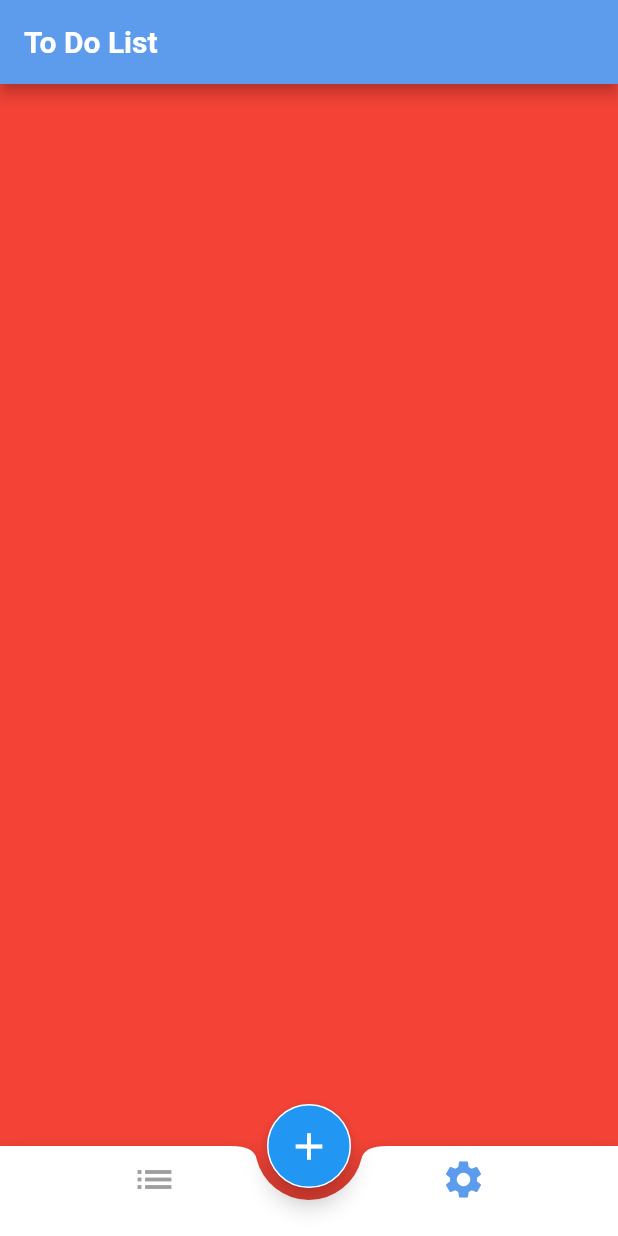
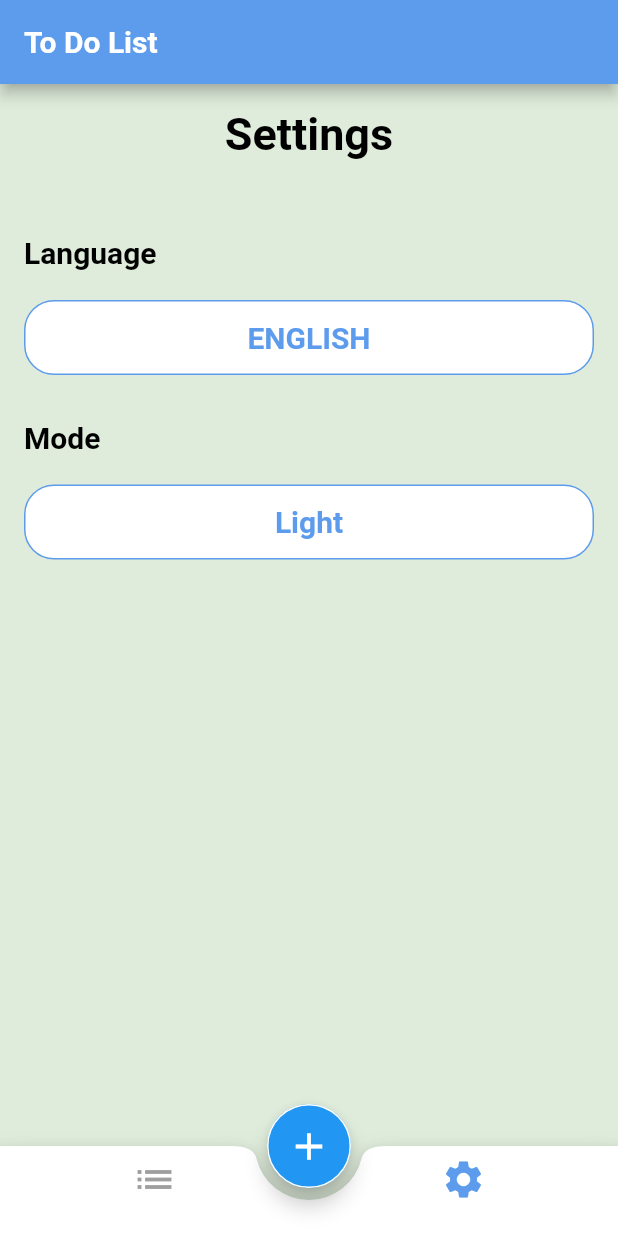
Before and after one commit to Ahmed-Ekramy/toDO, a Flutter app: the screen it shows after launch, item 2 of the bottom bar chosen, on a phone screen of 412 x 824 dp. Run offline on Flutter 3.47's test engine with Material 2 defaults, Android fonts, the phone set to English and light mode, and no system bars; our stand-ins replace cloud_firestore, date_picker_timeline, firebase_core, flutter_slidable; accounts and stored records are empty.

Commit message:
finsh provider

```diff
--- a/lib/main.dart
+++ b/lib/main.dart
@@ -1,10 +1,11 @@
 import 'package:cloud_firestore/cloud_firestore.dart';
 import 'package:firebase_core/firebase_core.dart';
 import 'package:flutter/material.dart';
+import 'package:to_do/provider/my_provider.dart';
 import 'package:to_do/screen/home_layout.dart';
 import 'package:to_do/screen/widgets/update_screen.dart';
 import 'package:to_do/style/theme.dart';
-
+import 'package:provider/provider.dart';
 import 'firebase_options.dart';
 
 void main() async{
@@ -13,7 +14,9 @@ void main() async{
     options: DefaultFirebaseOptions.currentPlatform,
   );
   await FirebaseFirestore.instance.disableNetwork();
-  runApp(const MyApp());
+  runApp(ChangeNotifierProvider(
+      create: (BuildContext context) { return MyProvider(); },
+      child: MyApp()));
 }
 
 class MyApp extends StatelessWidget {
@@ -22,6 +25,7 @@ class MyApp extends StatelessWidget {
   // This widget is the root of your application.
   @override
   Widget build(BuildContext context) {
+    var prov=Provider.of<MyProvider>(context);
     return MaterialApp(
       debugShowCheckedModeBanner: false,
       initialRoute:HomeLayout.routeName ,
@@ -29,7 +33,9 @@ class MyApp extends StatelessWidget {
         HomeLayout.routeName:(context)=>const HomeLayout(),
         UpdateScreen.routeName:(context)=> UpdateScreen(),
       },
-      theme:MyTheme.lightTheme ,
+      themeMode:prov.themeMode ,
+      theme: MyTheme.lightTheme,
+      darkTheme: MyTheme.darkTheme,
     );
   }
 }
--- /dev/null
+++ b/lib/provider/my_provider.dart
@@ -0,0 +1,11 @@
+import 'package:flutter/cupertino.dart';
+import 'package:flutter/material.dart';
+
+class MyProvider  extends ChangeNotifier
+{
+  ThemeMode themeMode=ThemeMode.light;
+  void changeTheme(ThemeMode theme){
+    themeMode=theme;
+    notifyListeners();
+}
+}
--- a/lib/screen/home_layout.dart
+++ b/lib/screen/home_layout.dart
@@ -1,7 +1,10 @@
 
 import 'package:flutter/material.dart';
+import 'package:provider/provider.dart';
+import 'package:to_do/provider/my_provider.dart';
 import 'package:to_do/screen/setting.dart';
 import 'package:to_do/screen/widgets/show_add_bottom_sheet.dart';
+import 'package:to_do/style/colors.dart';
 
 import 'task_screen.dart';
 
@@ -19,6 +22,7 @@ int Index =0;
 List<Widget>tabs=[const TaskScreen(),SettingScreen()];
   @override
   Widget build(BuildContext context) {
+    var prov=Provider.of<MyProvider>(context);
     return Scaffold(
       extendBody: true,
       appBar: AppBar(
@@ -39,6 +43,7 @@ List<Widget>tabs=[const TaskScreen(),SettingScreen()];
       ),
       ),
       bottomNavigationBar: BottomAppBar(
+        color:prov.themeMode==ThemeMode.light?Colors.white:AppColors.DarkColor ,
         notchMargin: 8,
         shape: CircularNotchedRectangle(),
         child: BottomNavigationBar(
--- a/lib/screen/setting.dart
+++ b/lib/screen/setting.dart
@@ -1,13 +1,83 @@
 import 'package:flutter/cupertino.dart';
 import 'package:flutter/material.dart';
+import 'package:provider/provider.dart';
+import 'package:to_do/screen/widgets/custom_container_setting.dart';
+import 'package:to_do/screen/widgets/custom_language_contanier.dart';
+import 'package:to_do/screen/widgets/show_language_app.dart';
+import 'package:to_do/screen/widgets/show_theme_app.dart';
+import '../provider/my_provider.dart';
 
 class SettingScreen extends StatelessWidget {
-
-
   @override
   Widget build(BuildContext context) {
-    return Container(
-      color: Colors.red,
+    var pro = Provider.of<MyProvider>(context);
+    return Padding(
+      padding: const EdgeInsets.all(16),
+      child: Column(
+        crossAxisAlignment: CrossAxisAlignment.start,
+        children: [
+          Center(
+              child: Text(
+            "Settings",
+            style:
+                Theme.of(context).textTheme.bodyLarge?.copyWith(fontSize: 30,color:pro.themeMode==ThemeMode.light?Colors.black:Colors.white ),
+          )),
+          const SizedBox(
+            height: 50,
+          ),
+          Text(
+            "Language",
+            style: Theme.of(context).textTheme.bodyLarge?.copyWith(color:pro.themeMode==ThemeMode.light?Colors.black:Colors.white ),
+          ),
+          const SizedBox(
+            height: 20,
+          ),
+          InkWell(
+              onTap: () {
+                showLanguageApp(context);
+              },
+              child: CustomLanguageContainer()),
+          const SizedBox(
+            height: 30,
+          ),
+          Text(
+            "Mode",
+            style: Theme.of(context).textTheme.bodyLarge?.copyWith(color:pro.themeMode==ThemeMode.light?Colors.black:Colors.white ),
+          ),
+          const SizedBox(
+            height: 20,
+          ),
+          InkWell(
+              onTap: () {
+                showThemeApp(context);
+              },
+              child: CustomThemeContainer()),
+        ],
+      ),
+    );
+  }
+
+  void showLanguageApp(BuildContext context) {
+    showModalBottomSheet(
+      context: context,
+      builder: (context) {
+        return const ShowLanguageApp();
+      },
+    );
+  }
+
+  void showThemeApp(BuildContext context) {
+    showModalBottomSheet(
+      context: context,
+      isScrollControlled: true,
+      shape: const RoundedRectangleBorder(
+          borderRadius: BorderRadius.only(
+              topRight: Radius.circular(20), topLeft: Radius.circular(20))),
+      builder: (context) {
+        return Container(
+            height: MediaQuery.of(context).size.height * 0.4,
+            child: ShowThemeApp());
+      },
     );
   }
 }
--- a/lib/screen/task_screen.dart
+++ b/lib/screen/task_screen.dart
@@ -1,8 +1,10 @@
 import 'package:flutter/cupertino.dart';
 import 'package:flutter/material.dart';
 import 'package:date_picker_timeline/date_picker_timeline.dart';
+import 'package:provider/provider.dart';
 import 'package:to_do/firebase/firebase_fuction.dart';
 import 'package:to_do/model/task_model.dart';
+import 'package:to_do/provider/my_provider.dart';
 import 'package:to_do/screen/widgets/task_item.dart';
 import 'package:to_do/style/colors.dart';
 
@@ -18,14 +20,18 @@ class _TaskScreenState extends State<TaskScreen> {
 
   @override
   Widget build(BuildContext context) {
+    var pro=Provider.of<MyProvider>(context);
     return Column(
       children: [
         Padding(
-          padding: const EdgeInsets.all(8.0),
+          padding: const EdgeInsets.all(30.0),
           child: DatePicker(
             DateTime.now(),
             initialSelectedDate: DateTime.now(),
             selectionColor: AppColors.primaryColor,
+            dayTextStyle: TextStyle(color: pro.themeMode==ThemeMode.light?Colors.black:Colors.white),
+            dateTextStyle: TextStyle(color: pro.themeMode==ThemeMode.light?Colors.black:Colors.white),
+            monthTextStyle: TextStyle(color: pro.themeMode==ThemeMode.light?Colors.black:Colors.white),
             selectedTextColor: Colors.white,
             onDateChange: (NewDate) {
               // New date selected
@@ -42,13 +48,23 @@ class _TaskScreenState extends State<TaskScreen> {
                 return const Center(child: CircularProgressIndicator());
               }
               if (snapshot.hasError) {
-                return Text("Somting went wrong");
+                return Text("Somting went wrong", style: Theme
+                    .of(context)
+                    .textTheme
+                    .bodyLarge
+                    ?.copyWith(
+                    color: pro.themeMode == ThemeMode.light ?Colors.black:Colors.white));
               }
               List<TaskModel>tasks = snapshot.data?.docs.map((e) {
                 return e.data();
               }).toList() ?? [];
               if (tasks.isEmpty) {
-                return Text('NO TASK');
+                return Text('NO TASK', style: Theme
+                    .of(context)
+                    .textTheme
+                    .bodyLarge
+                    ?.copyWith(
+                    color: pro.themeMode == ThemeMode.light ?Colors.black:Colors.white));
               }
               return Expanded(
                 child: ListView.builder(itemBuilder: (context, index) {
--- /dev/null
+++ b/lib/screen/widgets/custom_container_setting.dart
@@ -0,0 +1,31 @@
+import 'package:flutter/cupertino.dart';
+import 'package:flutter/material.dart';
+import 'package:provider/provider.dart';
+import 'package:to_do/style/colors.dart';
+
+import '../../provider/my_provider.dart';
+
+class CustomThemeContainer extends StatelessWidget {
+  @override
+  Widget build(BuildContext context) {
+    var pro = Provider.of<MyProvider>(context);
+    return Container(
+      alignment: Alignment.center,
+      width: double.infinity,
+      height: 50,
+      decoration: BoxDecoration(
+          color: Colors.white,
+          borderRadius: BorderRadius.circular(20),
+          border: Border.all(
+            color: AppColors.primaryColor,
+          )),
+      child: Text(
+        pro.themeMode==ThemeMode.light?"Light":"Dark",
+        style: Theme.of(context)
+            .textTheme
+            .bodyLarge
+            ?.copyWith(color: AppColors.primaryColor),
+      ),
+    );
+  }
+}
--- /dev/null
+++ b/lib/screen/widgets/custom_language_contanier.dart
@@ -0,0 +1,31 @@
+import 'package:flutter/cupertino.dart';
+import 'package:flutter/material.dart';
+import 'package:provider/provider.dart';
+import 'package:to_do/style/colors.dart';
+
+import '../../provider/my_provider.dart';
+
+class CustomLanguageContainer extends StatelessWidget {
+  @override
+  Widget build(BuildContext context) {
+    var pro = Provider.of<MyProvider>(context);
+    return Container(
+      alignment: Alignment.center,
+      width: double.infinity,
+      height: 50,
+      decoration: BoxDecoration(
+          color: Colors.white,
+          borderRadius: BorderRadius.circular(20),
+          border: Border.all(
+            color: AppColors.primaryColor,
+          )),
+      child: Text(
+       "ENGLISH",
+        style: Theme.of(context)
+            .textTheme
+            .bodyLarge
+            ?.copyWith(color: AppColors.primaryColor),
+      ),
+    );
+  }
+}
--- a/lib/screen/widgets/update_screen.dart
+++ b/lib/screen/widgets/update_screen.dart
@@ -6,9 +6,6 @@ import 'custom_text_form_field.dart';
 
 class UpdateScreen extends StatefulWidget {
 static const String routeName="UpdateScreen";
-TaskModel taskModel;
-
-UpdateScreen(this.taskModel);
 
   @override
   State<UpdateScreen> createState() => _UpdateScreenState();
--- a/lib/style/colors.dart
+++ b/lib/style/colors.dart
@@ -4,4 +4,7 @@ class AppColors {
   static const primaryColor = Color(0xff5D9CEC);
   static const lightColor = Color(0xffDFECDB);
   static const greenColor = Color(0xff61E757);
+   static const DarkColor = Color(0xff060E1E);
+
+
 }
--- a/lib/style/theme.dart
+++ b/lib/style/theme.dart
@@ -4,10 +4,10 @@ import 'package:to_do/style/colors.dart';
 class MyTheme {
   static ThemeData lightTheme = ThemeData(
     scaffoldBackgroundColor: AppColors.lightColor,
-    appBarTheme: AppBarTheme(
+    appBarTheme: const AppBarTheme(
       backgroundColor: AppColors.primaryColor,
     ),
-    textTheme: TextTheme(
+    textTheme: const TextTheme(
         bodyLarge: TextStyle(
         fontSize: 20,
         fontWeight: FontWeight.bold,
@@ -24,7 +24,7 @@ class MyTheme {
       ),
 
     ),
-    bottomNavigationBarTheme: BottomNavigationBarThemeData(
+    bottomNavigationBarTheme: const BottomNavigationBarThemeData(
 selectedItemColor: AppColors.primaryColor,
       unselectedItemColor: Colors.grey,
 
@@ -32,4 +32,35 @@ selectedItemColor: AppColors.primaryColor,
 
     ),
   );
+  static ThemeData darkTheme = ThemeData(
+    scaffoldBackgroundColor: AppColors.DarkColor,
+    appBarTheme: const AppBarTheme(
+      backgroundColor: AppColors.primaryColor,
+    ),
+    textTheme: const TextTheme(
+        bodyLarge: TextStyle(
+        fontSize: 20,
+        fontWeight: FontWeight.bold,
+        color: Colors.black
+    ),
+      bodySmall: TextStyle(
+        fontSize: 10,
+        color: Colors.black,
+      ),
+      bodyMedium:  TextStyle(
+          fontSize: 14,
+          fontWeight: FontWeight.bold,
+          color: Colors.black
+      ),
+
+    ),
+    bottomNavigationBarTheme: const BottomNavigationBarThemeData(
+selectedItemColor: AppColors.primaryColor,
+      unselectedItemColor: Colors.grey,
+
+
+
+    ),
+  );
+
 }
--- a/pubspec.yaml
+++ b/pubspec.yaml
@@ -39,6 +39,7 @@ dependencies:
   firebase_core: ^2.14.0
   cloud_firestore: ^4.8.2
   flutter_slidable: ^3.0.0
+  provider: ^6.0.5
 
 dev_dependencies:
   flutter_test:
```
Also changed, not shown: lib/provider/choose_date_provider.dart (added, +17 -0 lines), lib/screen/widgets/show_add_bottom_sheet.dart (+10 -20 lines), lib/screen/widgets/show_language_app.dart (added, +62 -0 lines), lib/screen/widgets/show_theme_app.dart (added, +60 -0 lines), pubspec.lock, 2 other files.
